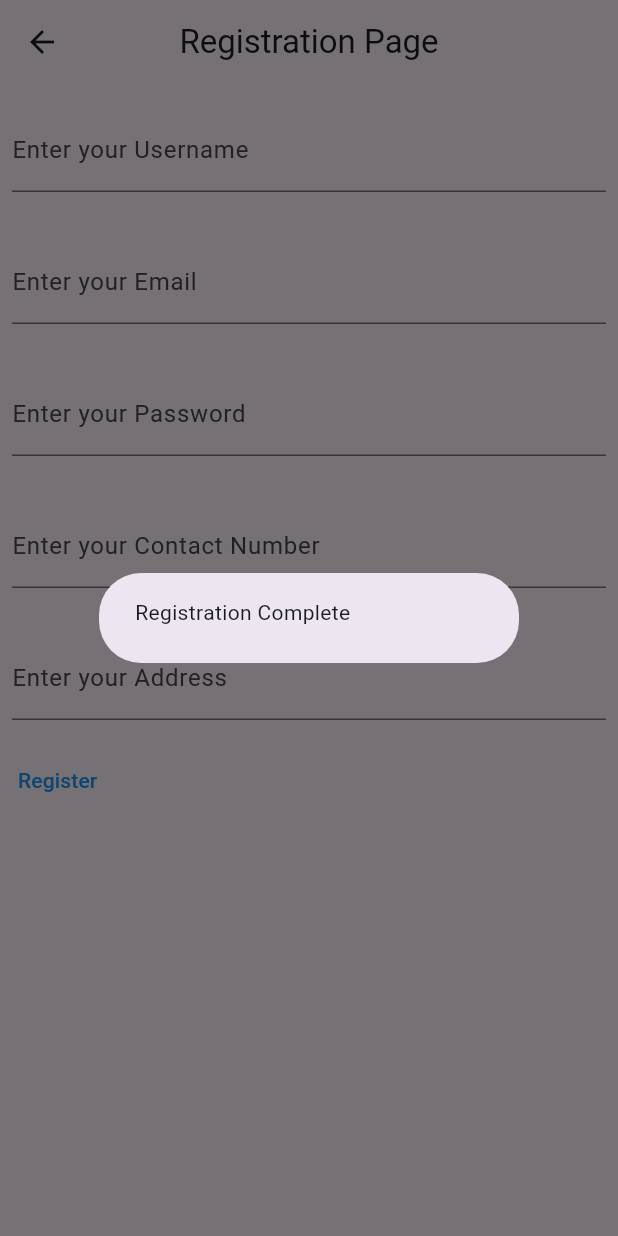
After one commit to AAreesha/Software-Engineering-Project, a Flutter app: the Registration screen opened directly, after a tap on "Register", on a phone screen of 412 x 824 dp. The commit adds this screen. Run offline on Flutter 3.47's test engine with Material 3 defaults, Android fonts, the phone set to English and light mode, and no system bars; our stand-ins replace carousel_slider.

Commit message:
registration page - needs ui editing

```diff
--- a/mealkit/lib/main.dart
+++ b/mealkit/lib/main.dart
@@ -1,5 +1,6 @@
 import 'package:flutter/material.dart';
 import 'home.dart';
+import 'registration.dart';
 
 void main() {
   runApp(const MyApp());
@@ -17,6 +18,7 @@ class MyApp extends StatelessWidget {
         primarySwatch: Colors.green
       ),
       home: HomeView(),
+      // home: Registration(),
     );
   }
 }
--- /dev/null
+++ b/mealkit/lib/registration.dart
@@ -0,0 +1,97 @@
+import 'package:flutter/material.dart';
+
+class Registration extends StatelessWidget{
+  const Registration({Key? key}) : super(key: key);
+
+  @override
+  Widget build(BuildContext context) {
+    return Scaffold(
+      appBar: AppBar(
+        title: Text('Registration Page'),
+        centerTitle: true,
+      ),
+
+      body: const MyCustomForm(),
+    );
+  }
+}
+
+class MyCustomForm extends StatelessWidget {
+  const MyCustomForm({super.key});
+
+  @override
+  Widget build(BuildContext context) {
+    return Column(
+      crossAxisAlignment: CrossAxisAlignment.start,
+      children: <Widget>[
+        Padding(
+          padding: const EdgeInsets.symmetric(horizontal: 8, vertical: 16),
+          child: TextFormField(
+            decoration: const InputDecoration(
+              border: UnderlineInputBorder(),
+              labelText: 'Enter your Username',
+            ),
+          ),
+        ),
+
+        Padding(
+          padding: const EdgeInsets.symmetric(horizontal: 8, vertical: 16),
+          child: TextFormField(
+            decoration: const InputDecoration(
+              border: UnderlineInputBorder(),
+              labelText: 'Enter your Email',
+            ),
+          ),
+        ),
+
+        Padding(
+          padding: const EdgeInsets.symmetric(horizontal: 8, vertical: 16),
+          child: TextFormField(
+            decoration: const InputDecoration(
+              border: UnderlineInputBorder(),
+              labelText: 'Enter your Password',
+            ),
+          ),
+        ),
+
+        Padding(
+          padding: const EdgeInsets.symmetric(horizontal: 8, vertical: 16),
+          child: TextFormField(
+            decoration: const InputDecoration(
+              border: UnderlineInputBorder(),
+              labelText: 'Enter your Contact Number',
+            ),
+          ),
+        ),
+
+        Padding(
+          padding: const EdgeInsets.symmetric(horizontal: 8, vertical: 16),
+          child: TextFormField(
+            decoration: const InputDecoration(
+              border: UnderlineInputBorder(),
+              labelText: 'Enter your Address',
+            ),
+          ),
+        ),
+
+        TextButton(
+          style: ButtonStyle(
+            foregroundColor: MaterialStateProperty.all<Color>(Colors.blue),
+          ),
+          onPressed: () {
+            showDialog(
+              context: context,
+              builder: (context) {
+                return AlertDialog(
+                  content: Text("Registration Complete"),
+                );
+              },
+            );
+          },
+          child: Text('Register'),
+
+        )
+      ],
+    );
+  }
+}
```
